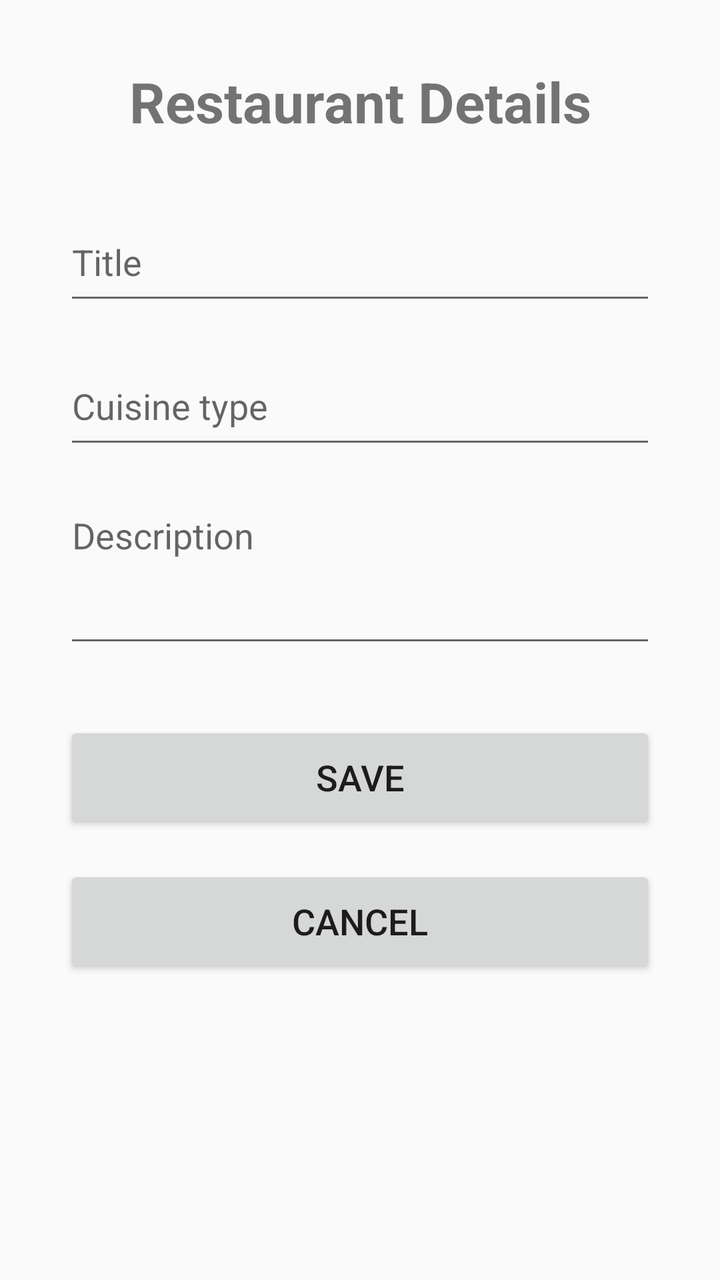
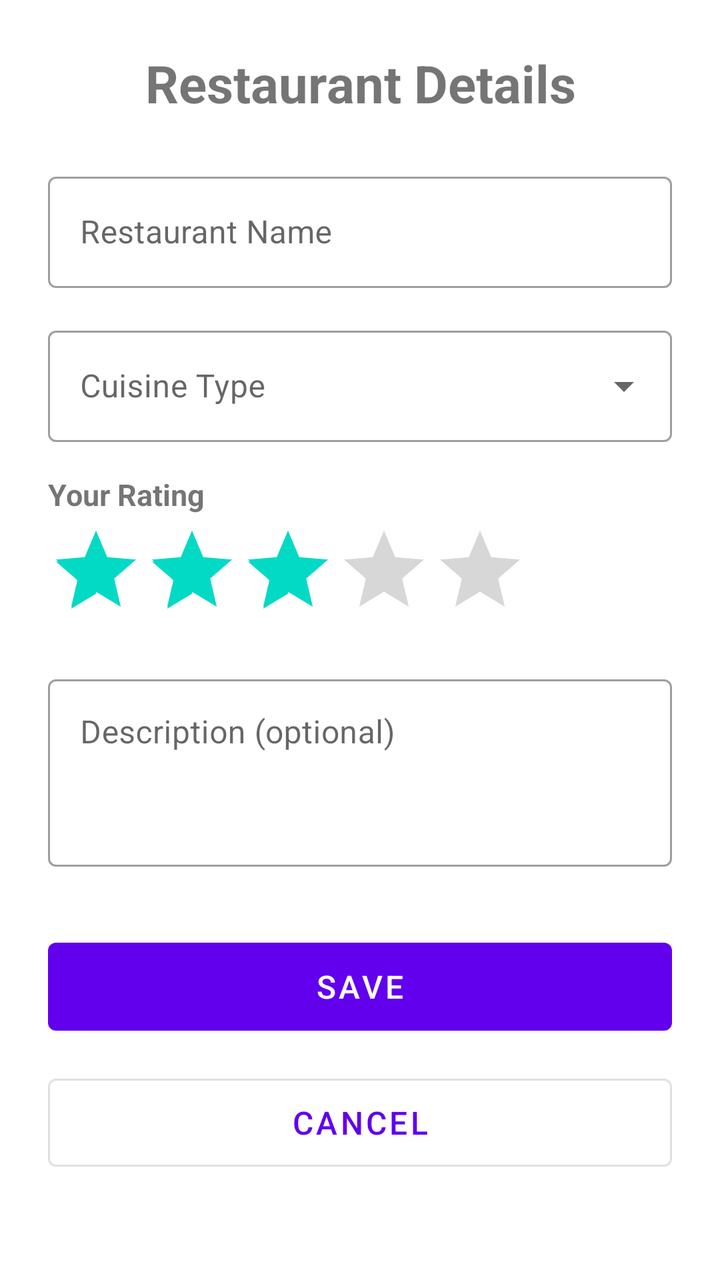

Compare the two renders of this Android layout. The source of the first and the diff that turns it into the second are given below.
<!-- AndroidManifest.xml: application theme Theme.MyApplication -->
<!-- res/layout/activity_add_edit.xml -->
<?xml version="1.0" encoding="utf-8"?>
<LinearLayout
    xmlns:android="http://schemas.android.com/apk/res/android"
    android:layout_width="match_parent"
    android:layout_height="match_parent"
    android:orientation="vertical"
    android:padding="32dp">

    
    <TextView
        android:id="@+id/addEditTitle"
        android:layout_width="match_parent"
        android:layout_height="wrap_content"
        android:text="Restaurant Details"
        android:textSize="28sp"
        android:textStyle="bold"
        android:gravity="center"
        android:layout_marginBottom="32dp" />

    
    <EditText
        android:id="@+id/inputTitle"
        android:layout_width="match_parent"
        android:layout_height="56dp"
        android:hint="Title"
        android:textSize="18sp"
        android:inputType="textCapSentences"
        android:layout_marginBottom="16dp" />

    
    <EditText
        android:id="@+id/inputCuisine"
        android:layout_width="match_parent"
        android:layout_height="56dp"
        android:hint="Cuisine type"
        android:textSize="18sp"
        android:inputType="textCapSentences"
        android:layout_marginBottom="16dp" />

    
    <EditText
        android:id="@+id/inputDescription"
        android:layout_width="match_parent"
        android:layout_height="wrap_content"
        android:hint="Description"
        android:textSize="18sp"
        android:inputType="textMultiLine"
        android:minLines="3"
        android:gravity="top"
        android:layout_marginBottom="32dp" />

    
    <Button
        android:id="@+id/btnSave"
        android:layout_width="match_parent"
        android:layout_height="56dp"
        android:text="Save"
        android:textSize="18sp"
        android:layout_marginBottom="16dp" />

    
    <Button
        android:id="@+id/btnCancel"
        android:layout_width="match_parent"
        android:layout_height="56dp"
        android:text="Cancel"
        android:textSize="18sp" />

</LinearLayout>
<!-- resources referenced by this layout -->
<resources>
  <style name="Theme.MyApplication" parent="Theme.AppCompat.DayNight.NoActionBar" />
</resources>

<!-- the commit's change to res/layout/activity_add_edit.xml (unified diff, before → after) -->
@@ -1,69 +1,117 @@
 <?xml version="1.0" encoding="utf-8"?>
-<LinearLayout
+<ScrollView
     xmlns:android="http://schemas.android.com/apk/res/android"
+    xmlns:app="http://schemas.android.com/apk/res-auto"
     android:layout_width="match_parent"
     android:layout_height="match_parent"
-    android:orientation="vertical"
-    android:padding="32dp">
+    android:background="?android:attr/colorBackground">
 
-    
-    <TextView
-        android:id="@+id/addEditTitle"
+    <LinearLayout
         android:layout_width="match_parent"
         android:layout_height="wrap_content"
-        android:text="Restaurant Details"
-        android:textSize="28sp"
-        android:textStyle="bold"
-        android:gravity="center"
-        android:layout_marginBottom="32dp" />
+        android:orientation="vertical"
+        android:padding="24dp">
 
-    
-    <EditText
-        android:id="@+id/inputTitle"
-        android:layout_width="match_parent"
-        android:layout_height="56dp"
-        android:hint="Title"
-        android:textSize="18sp"
-        android:inputType="textCapSentences"
-        android:layout_marginBottom="16dp" />
+        
+        <TextView
+            android:id="@+id/addEditTitle"
+            android:layout_width="match_parent"
+            android:layout_height="wrap_content"
+            android:text="Restaurant Details"
+            android:textSize="26sp"
+            android:textStyle="bold"
+            android:gravity="center"
+            android:layout_marginBottom="24dp" />
 
-    
-    <EditText
-        android:id="@+id/inputCuisine"
-        android:layout_width="match_parent"
-        android:layout_height="56dp"
-        android:hint="Cuisine type"
-        android:textSize="18sp"
-        android:inputType="textCapSentences"
-        android:layout_marginBottom="16dp" />
+        
+        <com.google.android.material.textfield.TextInputLayout
+            android:layout_width="match_parent"
+            android:layout_height="wrap_content"
+            android:hint="Restaurant Name"
+            style="@style/Widget.MaterialComponents.TextInputLayout.OutlinedBox"
+            android:layout_marginBottom="16dp">
 
-    
-    <EditText
-        android:id="@+id/inputDescription"
-        android:layout_width="match_parent"
-        android:layout_height="wrap_content"
-        android:hint="Description"
-        android:textSize="18sp"
-        android:inputType="textMultiLine"
-        android:minLines="3"
-        android:gravity="top"
-        android:layout_marginBottom="32dp" />
+            <com.google.android.material.textfield.TextInputEditText
+                android:id="@+id/inputTitle"
+                android:layout_width="match_parent"
+                android:layout_height="wrap_content"
+                android:inputType="textCapSentences"
+                android:textSize="16sp" />
+        </com.google.android.material.textfield.TextInputLayout>
 
-    
-    <Button
-        android:id="@+id/btnSave"
-        android:layout_width="match_parent"
-        android:layout_height="56dp"
-        android:text="Save"
-        android:textSize="18sp"
-        android:layout_marginBottom="16dp" />
+        
+        <com.google.android.material.textfield.TextInputLayout
+            android:id="@+id/cuisineInputLayout"
+            android:layout_width="match_parent"
+            android:layout_height="wrap_content"
+            android:hint="Cuisine Type"
+            style="@style/Widget.MaterialComponents.TextInputLayout.OutlinedBox.ExposedDropdownMenu"
+            android:layout_marginBottom="16dp">
 
-    
-    <Button
-        android:id="@+id/btnCancel"
-        android:layout_width="match_parent"
-        android:layout_height="56dp"
-        android:text="Cancel"
-        android:textSize="18sp" />
+            
+            <AutoCompleteTextView
+                android:id="@+id/inputCuisine"
+                android:layout_width="match_parent"
+                android:layout_height="wrap_content"
+                android:textSize="16sp"
+                android:inputType="none"
+                android:focusable="false"
+                android:cursorVisible="false" />
+        </com.google.android.material.textfield.TextInputLayout>
 
-</LinearLayout>
+        
+        <TextView
+            android:layout_width="match_parent"
+            android:layout_height="wrap_content"
+            android:text="Your Rating"
+            android:textSize="15sp"
+            android:textStyle="bold"
+            android:layout_marginBottom="4dp" />
+
+        <RatingBar
+            android:id="@+id/ratingBar"
+            android:layout_width="wrap_content"
+            android:layout_height="wrap_content"
+            android:numStars="5"
+            android:stepSize="1.0"
+            android:rating="3"
+            android:layout_marginBottom="16dp" />
+
+        
+        <com.google.android.material.textfield.TextInputLayout
+            android:layout_width="match_parent"
+            android:layout_height="wrap_content"
+            android:hint="Description (optional)"
+            style="@style/Widget.MaterialComponents.TextInputLayout.OutlinedBox"
+            android:layout_marginBottom="32dp">
+
+            <com.google.android.material.textfield.TextInputEditText
+                android:id="@+id/inputDescription"
+                android:layout_width="match_parent"
+                android:layout_height="wrap_content"
+                android:inputType="textMultiLine"
+                android:minLines="3"
+                android:gravity="top"
+                android:textSize="16sp" />
+        </com.google.android.material.textfield.TextInputLayout>
+
+        
+        <com.google.android.material.button.MaterialButton
+            android:id="@+id/btnSave"
+            android:layout_width="match_parent"
+            android:layout_height="56dp"
+            android:text="Save"
+            android:textSize="16sp"
+            android:layout_marginBottom="12dp" />
+
+        
+        <com.google.android.material.button.MaterialButton
+            android:id="@+id/btnCancel"
+            android:layout_width="match_parent"
+            android:layout_height="56dp"
+            android:text="Cancel"
+            android:textSize="16sp"
+            style="@style/Widget.MaterialComponents.Button.OutlinedButton" />
+
+    </LinearLayout>
+</ScrollView>
<!-- resource entries referenced after the edit -->
@@ -1,5 +1,5 @@
 <!-- resources referenced by this layout -->
 <resources>
-  <style name="Theme.MyApplication" parent="Theme.AppCompat.DayNight.NoActionBar" />
+  <style name="Theme.MyApplication" parent="Theme.MaterialComponents.DayNight.NoActionBar" />
 </resources>
 
